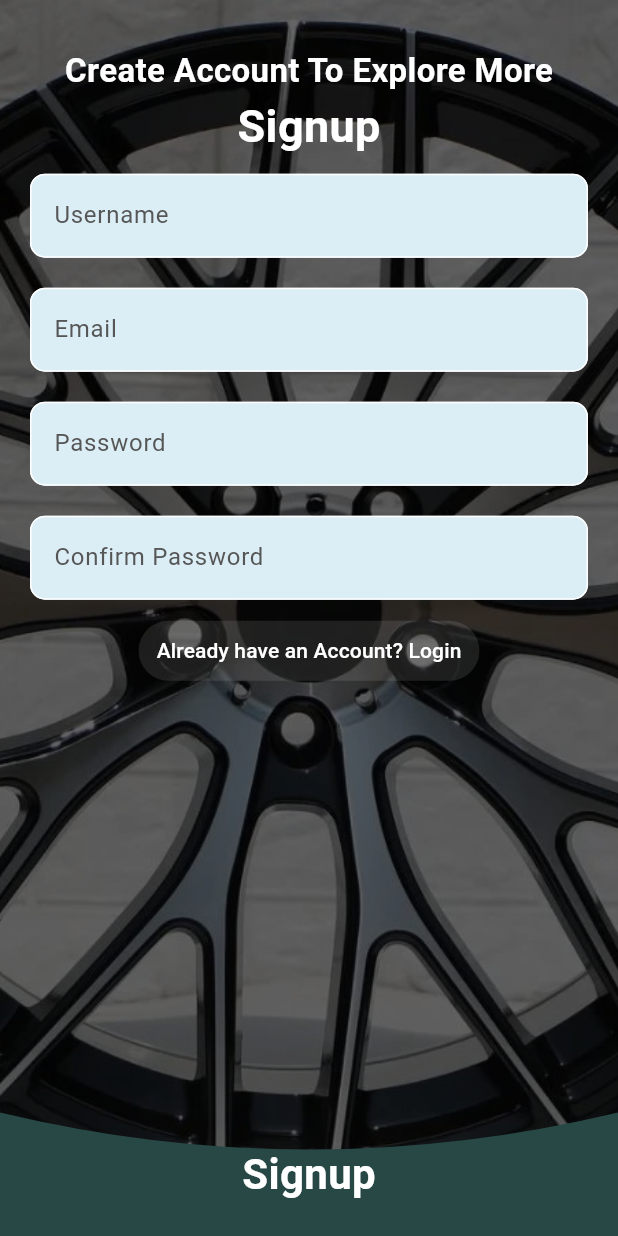
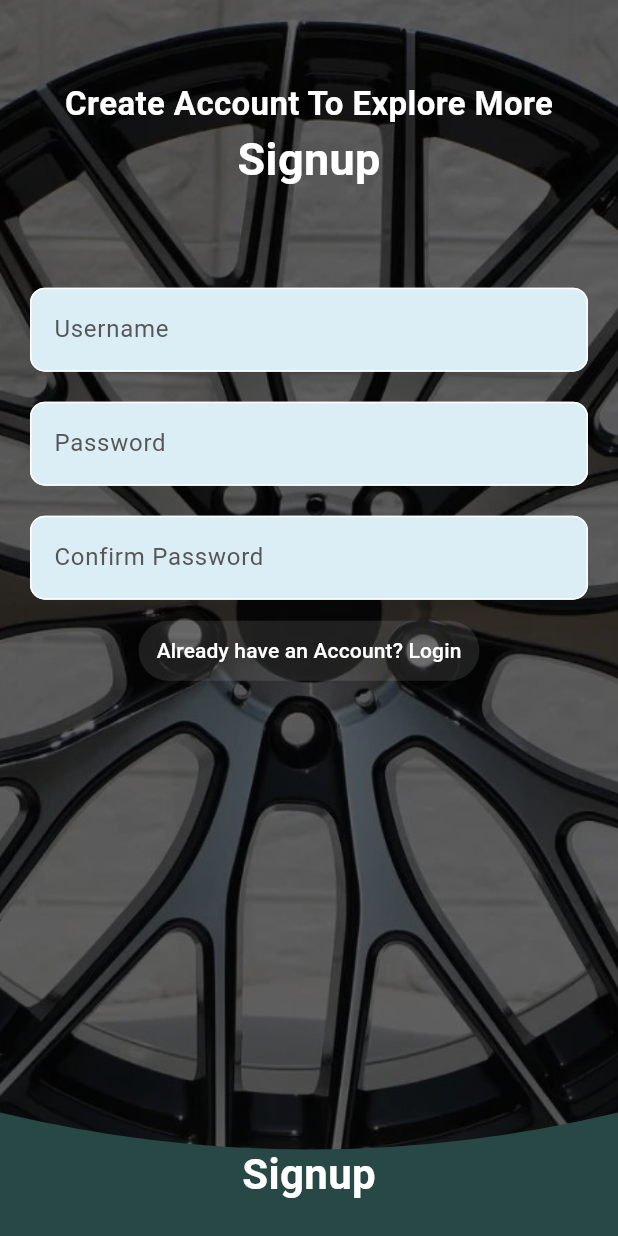
Before and after one commit to hijasahamed/Auto_Mates, a Flutter app: the screen it shows after launch, after a tap on "Don’t have an Account? Signup", on a phone screen of 412 x 824 dp. Run offline on Flutter 3.47's test engine with Material 3 defaults, Android fonts, the phone set to English and light mode, and no system bars; our stand-ins replace animated_text_kit, bloc, carousel_slider, flutter_bloc, font_awesome_flutter; network calls fail.

Commit message:
latest push

```diff
--- a/lib/main.dart
+++ b/lib/main.dart
@@ -1,5 +1,5 @@
-import 'package:auto_mates/screens/authentication/bloc/authentication_bloc.dart';
-import 'package:auto_mates/screens/authentication/ui/view/user_login_screen.dart';
+import 'package:auto_mates/screens/authentication/controller/bloc/authentication_bloc.dart';
+import 'package:auto_mates/screens/authentication/view/user_login_screen.dart';
 import 'package:flutter/material.dart';
 import 'package:flutter_bloc/flutter_bloc.dart';
 
@@ -15,9 +15,10 @@ class MyApp extends StatelessWidget {
       providers: [
         BlocProvider(create: (context) => AuthenticationBloc(),)
       ],
-      child: const MaterialApp(
+      child: MaterialApp(
         debugShowCheckedModeBanner: false,
-        home: UserLoginScreen(),
+        theme: ThemeData.light(),
+        home: const UserLoginScreen(),
       ),
     );
   }
--- a/lib/screens/authentication/bloc/authentication_bloc.dart
+++ b/lib/screens/authentication/controller/bloc/authentication_bloc.dart
@@ -11,6 +11,8 @@ class AuthenticationBloc extends Bloc<AuthenticationEvent, AuthenticationState>
 
     on<NavigateToSignupPageEvent>(navigateToSignupPageEvent);
     on<LoginButtonClickedEvent>(loginButtonClickedEvent);
+    on<AlreadyHaveAccountButtonClickedEvent>(alreadyHaveAccountButtonClickedEvent);
+    on<SignupButtonClickedEvent>(signupButtonClickedEvent);
   }
 
   FutureOr<void> navigateToSignupPageEvent(
@@ -22,4 +24,14 @@ class AuthenticationBloc extends Bloc<AuthenticationEvent, AuthenticationState>
     LoginButtonClickedEvent event, Emitter<AuthenticationState> emit) {
       emit(LoginButtonClickedActionState());
   }
+
+  FutureOr<void> alreadyHaveAccountButtonClickedEvent(
+    AlreadyHaveAccountButtonClickedEvent event, Emitter<AuthenticationState> emit) {
+      emit(AlreadyHaveAccountButtonClickedActionState());
+  }
+
+  FutureOr<void> signupButtonClickedEvent(
+    SignupButtonClickedEvent event, Emitter<AuthenticationState> emit) {
+      emit(SignupButtonClickedActionState());
+  }
 }
--- a/lib/screens/authentication/bloc/authentication_event.dart
+++ b/lib/screens/authentication/controller/bloc/authentication_event.dart
@@ -9,3 +9,7 @@ class NavigateToSignupPageEvent extends AuthenticationEvent {}
 class NavigateToDealerLoginPageEvent extends AuthenticationEvent{}
 
 class LoginButtonClickedEvent extends AuthenticationEvent {}
+
+class AlreadyHaveAccountButtonClickedEvent extends AuthenticationEvent{}
+
+class SignupButtonClickedEvent extends AuthenticationEvent{}
--- a/lib/screens/authentication/bloc/authentication_state.dart
+++ b/lib/screens/authentication/controller/bloc/authentication_state.dart
@@ -12,3 +12,7 @@ class NavigateToSignupPageActionState extends AuthenticationActionState{}
 class NavigateToDealerLoginPageActionState extends AuthenticationActionState{}
 
 class LoginButtonClickedActionState extends AuthenticationActionState{}
+
+class AlreadyHaveAccountButtonClickedActionState extends AuthenticationActionState{}
+
+class SignupButtonClickedActionState extends AuthenticationActionState{}
--- a/lib/screens/authentication/ui/view/user_signup_screen.dart
+++ /dev/null
@@ -1,39 +0,0 @@
-import 'package:auto_mates/screens/authentication/ui/widgets/signup_screen_widgets/signup_button_widget.dart';
-import 'package:auto_mates/screens/authentication/ui/widgets/signup_screen_widgets/signup_welcome_widget.dart';
-
-import 'package:flutter/material.dart';
-
-class UserSignupScreen extends StatelessWidget {
-  const UserSignupScreen({super.key, required this.screenSize});
-  final Size screenSize;
-  @override
-  Widget build(BuildContext context) {
-    return Scaffold(
-      resizeToAvoidBottomInset: false,
-      backgroundColor: Colors.white,
-      body: Container(
-        height: screenSize.height,
-        width: screenSize.width,
-        decoration: const BoxDecoration(
-            image: DecorationImage(
-          image: AssetImage('assets/images/wheel.webp'),
-          fit: BoxFit.cover,
-        )),
-        child: Container(
-          height: screenSize.height,
-          width: screenSize.width,
-          color: Colors.black.withOpacity(0.6),
-          child: SafeArea(
-            child: Column(
-              mainAxisAlignment: MainAxisAlignment.spaceBetween,
-              children: [
-                SignupWelcomeWidget(screenSize: screenSize),
-                SignupButtonWidget(screenSize: screenSize),
-              ],
-            ),
-          ),
-        ),
-      ),
-    );
-  }
-}
--- a/lib/screens/authentication/ui/view/user_login_screen.dart
+++ b/lib/screens/authentication/view/user_login_screen.dart
@@ -1,10 +1,10 @@
-import 'package:auto_mates/screens/authentication/bloc/authentication_bloc.dart';
-import 'package:auto_mates/screens/authentication/ui/widgets/login_screen_widgets/google_login_widget.dart';
-import 'package:auto_mates/screens/authentication/ui/widgets/login_screen_widgets/login_button_widget.dart';
-import 'package:auto_mates/screens/authentication/ui/widgets/login_screen_widgets/login_section_widget.dart';
-import 'package:auto_mates/screens/authentication/ui/widgets/login_screen_widgets/signup_dealer_login_widget.dart';
-import 'package:auto_mates/screens/authentication/ui/view/user_signup_screen.dart';
-import 'package:auto_mates/screens/authentication/ui/widgets/login_screen_widgets/welcome_text_widget.dart';
+import 'package:auto_mates/screens/authentication/controller/bloc/authentication_bloc.dart';
+import 'package:auto_mates/screens/authentication/view/widgets/login_screen_widgets/google_login_widget.dart';
+import 'package:auto_mates/screens/authentication/view/widgets/login_screen_widgets/login_button_widget.dart';
+import 'package:auto_mates/screens/authentication/view/widgets/login_screen_widgets/login_section_widget.dart';
+import 'package:auto_mates/screens/authentication/view/widgets/login_screen_widgets/signup_dealer_login_widget.dart';
+import 'package:auto_mates/screens/authentication/view/user_signup_screen.dart';
+import 'package:auto_mates/screens/authentication/view/widgets/login_screen_widgets/welcome_text_widget.dart';
 import 'package:auto_mates/screens/bottomtabswitch/bottom_tab_switch.dart';
 import 'package:flutter/material.dart';
 import 'package:flutter_bloc/flutter_bloc.dart';
@@ -25,7 +25,7 @@ class UserLoginScreen extends StatelessWidget {
         if(state is NavigateToSignupPageActionState){
           Navigator.of(context).push(MaterialPageRoute(
             builder: (context) =>
-                UserSignupScreen(screenSize: screenSize),
+                UserSignupScreen(screenSize: screenSize,authenticationBloc: authenticationBloc),
           ));
         }
         else if(state is LoginButtonClickedActionState){
@@ -33,6 +33,7 @@ class UserLoginScreen extends StatelessWidget {
             builder: (context) => const BottomTabSwitchScreen(),
           ));
         }
+
       },
       builder: (context, state) {
         return Scaffold(
--- /dev/null
+++ b/lib/screens/authentication/view/user_signup_screen.dart
@@ -0,0 +1,49 @@
+import 'package:auto_mates/screens/authentication/controller/bloc/authentication_bloc.dart';
+import 'package:auto_mates/screens/authentication/view/widgets/signup_screen_widgets/signup_button_widget.dart';
+import 'package:auto_mates/screens/authentication/view/widgets/signup_screen_widgets/signup_welcome_widget.dart';
+
+import 'package:flutter/material.dart';
+import 'package:flutter_bloc/flutter_bloc.dart';
+
+class UserSignupScreen extends StatelessWidget {
+  const UserSignupScreen({super.key, required this.screenSize,required this.authenticationBloc});
+  final Size screenSize;
+  final AuthenticationBloc authenticationBloc;
+  @override
+  Widget build(BuildContext context) {
+    return BlocConsumer<AuthenticationBloc, AuthenticationState>(
+      listener: (context, state) {
+
+      },
+      builder: (context, state) {
+        return Scaffold(
+          resizeToAvoidBottomInset: false,
+          backgroundColor: Colors.white,
+          body: Container(
+            height: screenSize.height,
+            width: screenSize.width,
+            decoration: const BoxDecoration(
+                image: DecorationImage(
+              image: AssetImage('assets/images/wheel.webp'),
+              fit: BoxFit.cover,
+            )),
+            child: Container(
+              height: screenSize.height,
+              width: screenSize.width,
+              color: Colors.black.withOpacity(0.6),
+              child: SafeArea(
+                child: Column(
+                  mainAxisAlignment: MainAxisAlignment.spaceBetween,
+                  children: [
+                    SignupWelcomeWidget(screenSize: screenSize),
+                    SignupButtonWidget(screenSize: screenSize),
+                  ],
+                ),
+              ),
+            ),
+          ),
+        );
+      },
+    );
+  }
+}
--- a/lib/screens/authentication/ui/widgets/login_screen_widgets/login_button_widget.dart
+++ b/lib/screens/authentication/view/widgets/login_screen_widgets/login_button_widget.dart
@@ -1,4 +1,4 @@
-import 'package:auto_mates/screens/authentication/bloc/authentication_bloc.dart';
+import 'package:auto_mates/screens/authentication/controller/bloc/authentication_bloc.dart';
 import 'package:flutter/material.dart';
 
 class LoginButtonWidget extends StatelessWidget {
--- a/lib/screens/authentication/ui/widgets/login_screen_widgets/login_section_widget.dart
+++ b/lib/screens/authentication/view/widgets/login_screen_widgets/login_section_widget.dart
@@ -1,4 +1,4 @@
-import 'package:auto_mates/screens/authentication/ui/widgets/login_screen_widgets/text_formfield_widget.dart';
+import 'package:auto_mates/screens/authentication/view/widgets/login_screen_widgets/text_formfield_widget.dart';
 import 'package:flutter/material.dart';
 
 class LoginSectionWidget extends StatelessWidget {
--- a/lib/screens/authentication/ui/widgets/login_screen_widgets/signup_dealer_login_widget.dart
+++ b/lib/screens/authentication/view/widgets/login_screen_widgets/signup_dealer_login_widget.dart
@@ -1,4 +1,4 @@
-import 'package:auto_mates/screens/authentication/bloc/authentication_bloc.dart';
+import 'package:auto_mates/screens/authentication/controller/bloc/authentication_bloc.dart';
 import 'package:flutter/material.dart';
 
 class SignupDealerLoginWidget extends StatelessWidget {
--- a/lib/screens/authentication/ui/widgets/signup_screen_widgets/add_textform_field_widget.dart
+++ b/lib/screens/authentication/view/widgets/signup_screen_widgets/add_textform_field_widget.dart
@@ -1,4 +1,4 @@
-import 'package:auto_mates/screens/authentication/ui/widgets/login_screen_widgets/text_formfield_widget.dart';
+import 'package:auto_mates/screens/authentication/view/widgets/login_screen_widgets/text_formfield_widget.dart';
 import 'package:flutter/material.dart';
 
 class AddTextformFieldWidget extends StatelessWidget {
@@ -14,9 +14,6 @@ class AddTextformFieldWidget extends StatelessWidget {
             hintText: 'Username',
           ),
           TextFormFieldWidget(
-            hintText: 'Email',
-          ),
-          TextFormFieldWidget(
             hintText: 'Password',
           ),
           TextFormFieldWidget(
--- a/lib/screens/authentication/ui/widgets/signup_screen_widgets/back_to_login_screen_widget.dart
+++ b/lib/screens/authentication/view/widgets/signup_screen_widgets/back_to_login_screen_widget.dart
@@ -1,4 +1,4 @@
-import 'package:auto_mates/screens/authentication/ui/view/user_login_screen.dart';
+import 'package:auto_mates/screens/authentication/view/user_login_screen.dart';
 import 'package:flutter/material.dart';
 
 class BackToLoginScreenWidget extends StatelessWidget {
--- a/lib/screens/authentication/ui/widgets/signup_screen_widgets/signup_button_widget.dart
+++ b/lib/screens/authentication/view/widgets/signup_screen_widgets/signup_button_widget.dart
@@ -1,4 +1,4 @@
-import 'package:auto_mates/screens/authentication/ui/widgets/login_screen_widgets/login_button_widget.dart';
+import 'package:auto_mates/screens/authentication/view/widgets/login_screen_widgets/login_button_widget.dart';
 import 'package:auto_mates/screens/bottomtabswitch/bottom_tab_switch.dart';
 import 'package:flutter/material.dart';
 
--- a/lib/screens/authentication/ui/widgets/signup_screen_widgets/signup_welcome_widget.dart
+++ b/lib/screens/authentication/view/widgets/signup_screen_widgets/signup_welcome_widget.dart
@@ -1,9 +1,10 @@
-import 'package:auto_mates/screens/authentication/ui/widgets/signup_screen_widgets/add_textform_field_widget.dart';
-import 'package:auto_mates/screens/authentication/ui/widgets/signup_screen_widgets/back_to_login_screen_widget.dart';
+
+import 'package:auto_mates/screens/authentication/view/widgets/signup_screen_widgets/add_textform_field_widget.dart';
+import 'package:auto_mates/screens/authentication/view/widgets/signup_screen_widgets/back_to_login_screen_widget.dart';
 import 'package:flutter/material.dart';
 
 class SignupWelcomeWidget extends StatelessWidget {
-  const SignupWelcomeWidget({super.key,required this.screenSize});
+  const SignupWelcomeWidget({super.key,required this.screenSize,});
   final Size screenSize;
   @override
   Widget build(BuildContext context) {
@@ -26,6 +27,7 @@ class SignupWelcomeWidget extends StatelessWidget {
               ),
             ],
           ),
+          const Spacer(),
           AddTextformFieldWidget(screenSize: screenSize),
           const BackToLoginScreenWidget(),
         ],
```
Also changed, not shown: lib/screens/authentication/view/widgets/login_screen_widgets/google_login_widget.dart (renamed from lib/screens/authentication/ui/widgets/login_screen_widgets/google_login_widget.dart), lib/screens/authentication/view/widgets/login_screen_widgets/text_formfield_widget.dart (renamed from lib/screens/authentication/ui/widgets/login_screen_widgets/text_formfield_widget.dart), lib/screens/authentication/view/widgets/login_screen_widgets/welcome_text_widget.dart (renamed from lib/screens/authentication/ui/widgets/login_screen_widgets/welcome_text_widget.dart).
